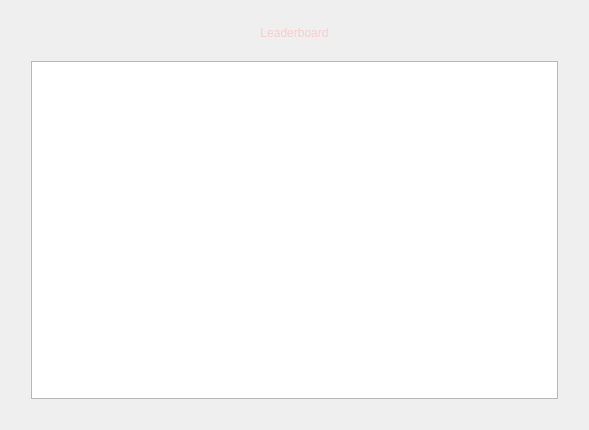
The window that MATFWars/leaderboard.ui (Divljo31/MATFWars) describes before a commit, drawn with Qt 5.
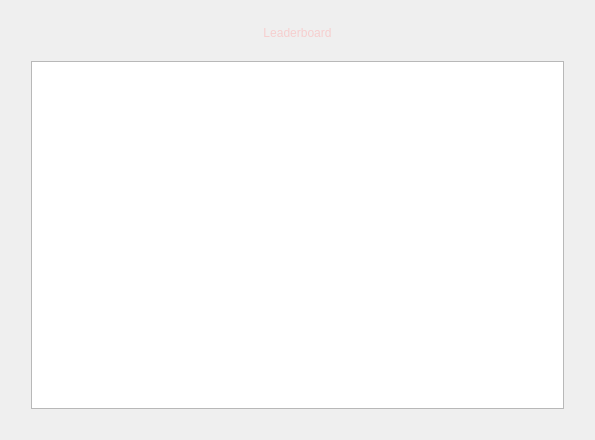
The same window after the commit. Icons and pictures are not drawn.

```diff
--- a/MATFWars/leaderboard.ui
+++ b/MATFWars/leaderboard.ui
@@ -6,20 +6,20 @@
    <rect>
     <x>0</x>
     <y>0</y>
-    <width>589</width>
-    <height>430</height>
+    <width>595</width>
+    <height>440</height>
    </rect>
   </property>
   <property name="minimumSize">
    <size>
-    <width>589</width>
-    <height>430</height>
+    <width>595</width>
+    <height>440</height>
    </size>
   </property>
   <property name="maximumSize">
    <size>
-    <width>589</width>
-    <height>430</height>
+    <width>595</width>
+    <height>440</height>
    </size>
   </property>
   <property name="windowTitle">
@@ -105,6 +105,9 @@
        <property name="verticalScrollBarPolicy">
         <enum>Qt::ScrollBarAlwaysOff</enum>
        </property>
+       <property name="horizontalScrollBarPolicy">
+        <enum>Qt::ScrollBarAlwaysOff</enum>
+       </property>
        <property name="autoFormatting">
         <set>QTextEdit::AutoNone</set>
        </property>
```
